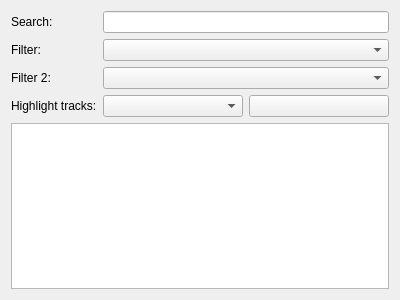
Old version of the form src/gui-remote/collectionwidget.ui in the repository hyperquantum/PMP.
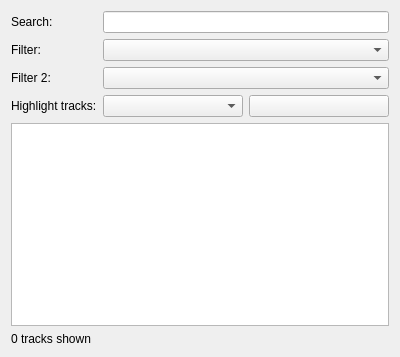
New version of the form.

Commit message:
Music collection view: display tracks count
Display the number of tracks currently shown. The number will change
when filters are changed.

```diff
--- a/src/gui-remote/collectionwidget.ui
+++ b/src/gui-remote/collectionwidget.ui
@@ -7,7 +7,7 @@
     <x>0</x>
     <y>0</y>
     <width>400</width>
-    <height>300</height>
+    <height>357</height>
    </rect>
   </property>
   <property name="minimumSize">
@@ -97,6 +97,13 @@
      </property>
     </widget>
    </item>
+   <item>
+    <widget class="QLabel" name="trackCountLabel">
+     <property name="text">
+      <string>0 tracks shown</string>
+     </property>
+    </widget>
+   </item>
   </layout>
  </widget>
  <resources/>
```
The commit also changes 2 other files.
